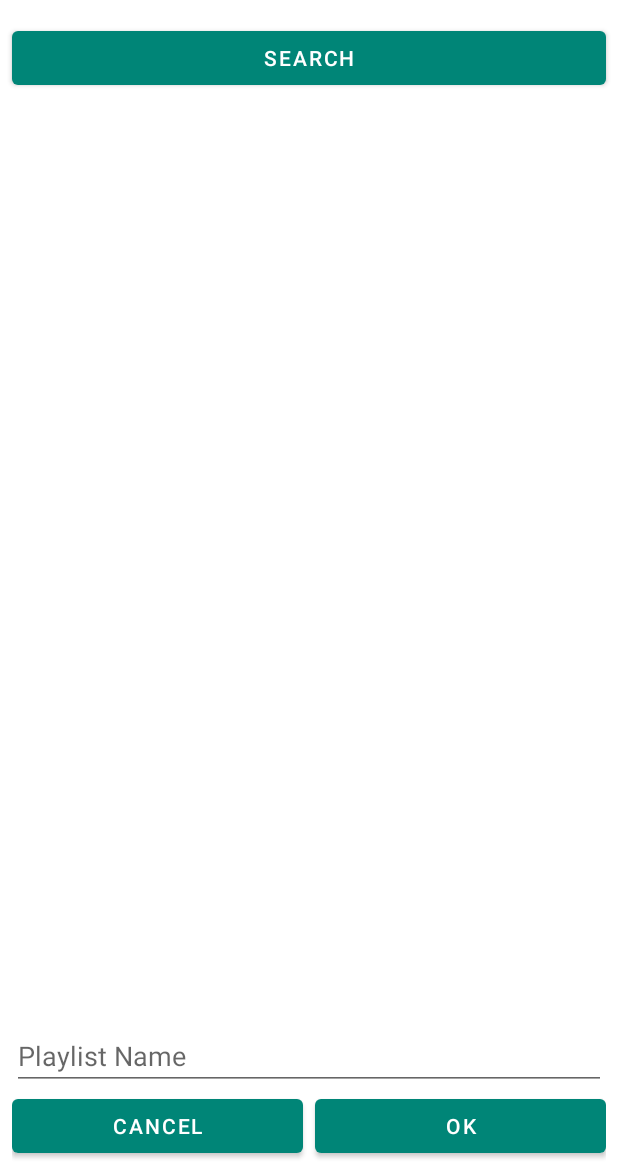
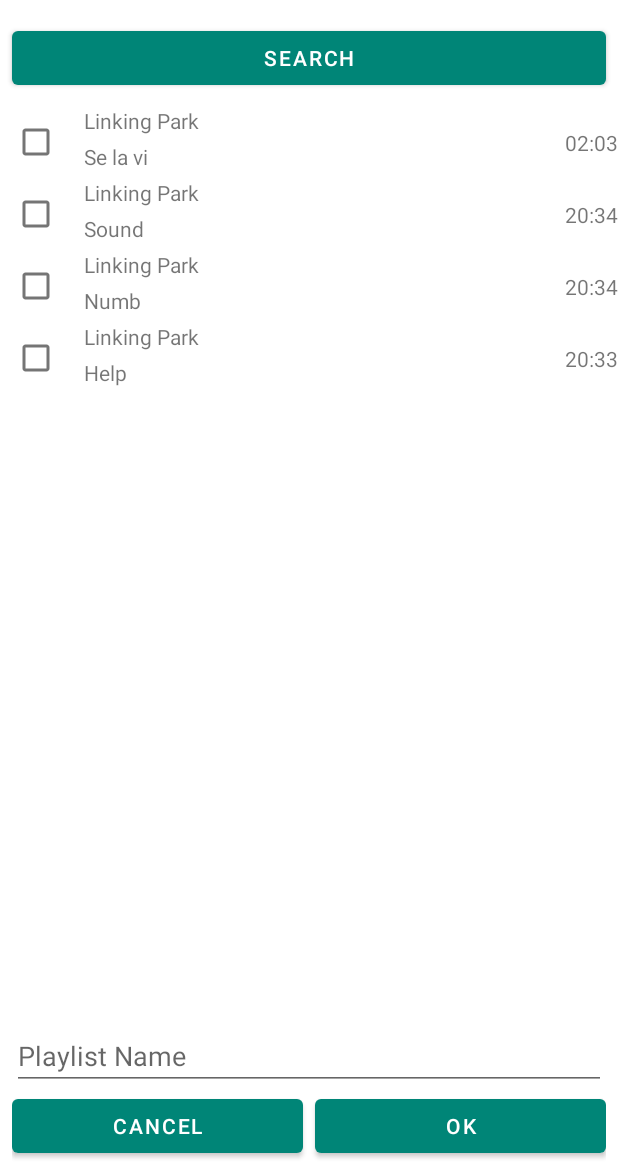
Before and after one commit to PavlenkoSt/MusicPlayer_JetBrains__Android.kt, an Android app: the screen it shows after launch (MainActivity), in the options menu, after a tap on "Add Playlist", on a phone screen of 412 x 824 dp, the part 62-1236 px from its top. Run offline under Robolectric (Android 15) with nearby library versions, the phone set to English and light mode, and no system bars.

Commit message:
add songs recycler views, ability to select, play/pause song ui, models

```diff
--- /dev/null
+++ b/Music Player/task/src/main/java/org/hyperskill/musicplayer/LocalDatastore.kt
@@ -0,0 +1,12 @@
+package org.hyperskill.musicplayer
+
+import org.hyperskill.musicplayer.models.SongModel
+
+object LocalDatastore {
+     val songs = arrayOf(
+         SongModel(1, "Se la vi", "Linking Park", 123456L),
+         SongModel(2, "Sound", "Linking Park", 1234156L),
+         SongModel(3, "Numb", "Linking Park", 1234526L),
+         SongModel(4, "Help", "Linking Park", 1233456L),
+     )
+}
--- a/Music Player/task/src/main/java/org/hyperskill/musicplayer/MainActivity.kt
+++ b/Music Player/task/src/main/java/org/hyperskill/musicplayer/MainActivity.kt
@@ -10,7 +10,13 @@ import android.widget.Toast
 import androidx.appcompat.app.AppCompatActivity
 import androidx.core.view.MenuProvider
 import androidx.fragment.app.FragmentContainerView
+import androidx.recyclerview.widget.LinearLayoutManager
 import androidx.recyclerview.widget.RecyclerView
+import org.hyperskill.musicplayer.States.MainActivityState
+import org.hyperskill.musicplayer.States.TrackState
+import org.hyperskill.musicplayer.models.PlaylistModel
+import org.hyperskill.musicplayer.models.SongModel
+import org.hyperskill.musicplayer.models.TrackModel
 
 class MainActivity : AppCompatActivity() {
     private lateinit var searchBtn: Button;
@@ -20,11 +26,42 @@ class MainActivity : AppCompatActivity() {
 
     lateinit var activityState: MainActivityState
 
+    private var currentPlaylist: PlaylistModel? = PlaylistModel("Init", LocalDatastore.songs)
+    var currentTrack: TrackModel? = null
+        set(value) {
+            if (value != null && value.state == TrackState.PLAYING) {
+                songListAdapter?.currentTrack = value.song
+            } else {
+                songListAdapter?.currentTrack = null
+            }
+            field = value
+        }
+
+    private var songListAdapter: SongListAdapter? = null
+    private var songListSelectableAdapter: SongListSelectableAdapter? = null
+
     override fun onCreate(savedInstanceState: Bundle?) {
         super.onCreate(savedInstanceState)
         setContentView(R.layout.activity_main)
         bindUI()
         changeActivityState(MainActivityState.PLAY_MUSIC)
+    }
+
+    private fun onTrackLongClick(position: Int) {
+        changeActivityState(MainActivityState.ADD_PLAYLIST)
+        songListSelectableAdapter?.selectedTrackPositions?.add(position)
+    }
+
+    private fun updateCurrentTrack(position: Int): SongModel? {
+        if (currentPlaylist == null) return null
+        val track = currentPlaylist!!.songs[position]
+        if (currentTrack?.song?.id != track.id) {
+            currentTrack = TrackModel(track, TrackState.PLAYING)
+            return track
+        } else {
+            currentTrack = null
+            return null
+        }
     }
 
     fun changeActivityState(state: MainActivityState) {
@@ -36,12 +73,33 @@ class MainActivity : AppCompatActivity() {
                 supportFragmentManager.beginTransaction().replace(
                     R.id.mainFragmentContainer, MainPlayerControllerFragment()
                 ).commit()
+
+                if (currentPlaylist != null) {
+                    songListAdapter = SongListAdapter(
+                        currentPlaylist!!.songs,
+                        ::updateCurrentTrack,
+                        ::onTrackLongClick
+                    )
+
+                    mainSongList.layoutManager = LinearLayoutManager(this)
+                    mainSongList.adapter = songListAdapter
+                }
             }
 
             MainActivityState.ADD_PLAYLIST -> {
                 supportFragmentManager.beginTransaction().replace(
                     R.id.mainFragmentContainer, MainAddPlaylistFragment()
                 ).commit()
+
+                if (currentPlaylist != null) {
+                    songListSelectableAdapter =
+                        SongListSelectableAdapter(
+                            currentPlaylist!!.songs,
+                        )
+
+                    mainSongList.layoutManager = LinearLayoutManager(this)
+                    mainSongList.adapter = songListSelectableAdapter
+                }
             }
         }
     }
--- a/Music Player/task/src/main/java/org/hyperskill/musicplayer/MainAddPlaylistFragment.kt
+++ b/Music Player/task/src/main/java/org/hyperskill/musicplayer/MainAddPlaylistFragment.kt
@@ -6,6 +6,7 @@ import android.view.View
 import android.view.ViewGroup
 import android.widget.Button
 import androidx.fragment.app.Fragment
+import org.hyperskill.musicplayer.States.MainActivityState
 
 class MainAddPlaylistFragment: Fragment() {
     override fun onCreateView(
--- a/Music Player/task/src/main/java/org/hyperskill/musicplayer/MainPlayerControllerFragment.kt
+++ b/Music Player/task/src/main/java/org/hyperskill/musicplayer/MainPlayerControllerFragment.kt
@@ -4,7 +4,10 @@ import android.os.Bundle
 import android.view.LayoutInflater
 import android.view.View
 import android.view.ViewGroup
+import android.widget.Button
 import androidx.fragment.app.Fragment
+import org.hyperskill.musicplayer.States.TrackState
+import org.hyperskill.musicplayer.models.TrackModel
 
 class MainPlayerControllerFragment : Fragment() {
     override fun onCreateView(
@@ -12,6 +15,22 @@ class MainPlayerControllerFragment : Fragment() {
         container: ViewGroup?,
         savedInstanceState: Bundle?
     ): View? {
-        return inflater.inflate(R.layout.main_player_controller_fragment, container, false)
+        val view = inflater.inflate(R.layout.main_player_controller_fragment, container, false)
+
+        val playPauseBtn = view.findViewById<Button>(R.id.controllerBtnPlayPause)
+
+        val mainActivity = (activity as MainActivity)
+
+        playPauseBtn.setOnClickListener {
+            if (mainActivity.currentTrack == null) return@setOnClickListener
+
+            if (mainActivity.currentTrack!!.state == TrackState.PAUSED || mainActivity.currentTrack!!.state == TrackState.STOPPED) {
+                mainActivity.currentTrack = TrackModel(mainActivity.currentTrack!!.song, TrackState.PLAYING)
+            } else {
+                mainActivity.currentTrack = TrackModel(mainActivity.currentTrack!!.song, TrackState.STOPPED)
+            }
+        }
+
+        return view
     }
 }
--- /dev/null
+++ b/Music Player/task/src/main/java/org/hyperskill/musicplayer/SongListAdapter.kt
@@ -0,0 +1,68 @@
+package org.hyperskill.musicplayer
+
+import android.view.LayoutInflater
+import android.view.View
+import android.view.ViewGroup
+import android.widget.ImageButton
+import android.widget.TextView
+import androidx.recyclerview.widget.RecyclerView
+import org.hyperskill.musicplayer.models.SongModel
+import java.text.SimpleDateFormat
+import java.util.Locale
+
+class SongListAdapter(
+    private val dataSet: Array<SongModel>,
+    private val changeCurrentTrack: (position: Int) -> SongModel?,
+    private val onLongClickedItem: (position: Int) -> Unit
+) : RecyclerView.Adapter<SongListAdapter.ViewHolder>() {
+    var currentTrack: SongModel? = null
+        set(value) {
+            field = value
+            notifyDataSetChanged()
+        }
+
+    class ViewHolder(view: View) : RecyclerView.ViewHolder(view) {
+        val artistTv: TextView
+        val titleTv: TextView
+        val durationTv: TextView
+        val playPauseBtn: ImageButton
+
+        init {
+            artistTv = view.findViewById(R.id.songItemTvArtist)
+            titleTv = view.findViewById(R.id.songItemTvTitle)
+            durationTv = view.findViewById(R.id.songItemTvDuration)
+            playPauseBtn = view.findViewById(R.id.songItemImgBtnPlayPause)
+        }
+    }
+
+    override fun onCreateViewHolder(viewGroup: ViewGroup, viewType: Int): ViewHolder {
+        val view = LayoutInflater.from(viewGroup.context)
+            .inflate(R.layout.list_item_song, viewGroup, false)
+
+        return ViewHolder(view)
+    }
+
+    override fun onBindViewHolder(viewHolder: ViewHolder, position: Int) {
+        viewHolder.artistTv.text = dataSet[position].artist
+        viewHolder.titleTv.text = dataSet[position].title
+        val formatter = SimpleDateFormat("mm:ss", Locale.getDefault())
+        viewHolder.durationTv.text = formatter.format(dataSet[position].duration)
+
+        if (dataSet[position].id == currentTrack?.id) {
+            viewHolder.playPauseBtn.setImageResource(R.drawable.ic_pause)
+        } else {
+            viewHolder.playPauseBtn.setImageResource(R.drawable.ic_play)
+        }
+
+        viewHolder.itemView.setOnLongClickListener{
+            onLongClickedItem(position)
+            true
+        }
+
+        viewHolder.playPauseBtn.setOnClickListener {
+            currentTrack = changeCurrentTrack(position)
+        }
+    }
+
+    override fun getItemCount() = dataSet.size
+}
--- /dev/null
+++ b/Music Player/task/src/main/java/org/hyperskill/musicplayer/SongListSelectableAdapter.kt
@@ -0,0 +1,67 @@
+package org.hyperskill.musicplayer
+
+import android.graphics.Color
+import android.view.LayoutInflater
+import android.view.View
+import android.view.ViewGroup
+import android.widget.CheckBox
+import android.widget.TextView
+import androidx.recyclerview.widget.RecyclerView
+import org.hyperskill.musicplayer.models.SongModel
+import java.text.SimpleDateFormat
+import java.util.Locale
+
+class SongListSelectableAdapter(
+    private val dataSet: Array<SongModel>,
+) : RecyclerView.Adapter<SongListSelectableAdapter.ViewHolder>() {
+    var selectedTrackPositions = mutableListOf<Int>()
+
+    class ViewHolder(view: View) : RecyclerView.ViewHolder(view) {
+        val artistTv: TextView
+        val titleTv: TextView
+        val durationTv: TextView
+        val selectedCheckbox: CheckBox
+
+        init {
+            artistTv = view.findViewById(R.id.songSelectorItemTvArtist)
+            titleTv = view.findViewById(R.id.songSelectorItemTvTitle)
+            durationTv = view.findViewById(R.id.songSelectorItemTvDuration)
+            selectedCheckbox = view.findViewById(R.id.songSelectorItemCheckBox)
+        }
+    }
+
+    override fun onCreateViewHolder(viewGroup: ViewGroup, viewType: Int): ViewHolder {
+        val view = LayoutInflater.from(viewGroup.context)
+            .inflate(R.layout.list_item_song_selector, viewGroup, false)
+
+        return ViewHolder(view)
+    }
+
+    override fun onBindViewHolder(viewHolder: ViewHolder, position: Int) {
+        viewHolder.artistTv.text = dataSet[position].artist
+        viewHolder.titleTv.text = dataSet[position].title
+        val formatter = SimpleDateFormat("mm:ss", Locale.getDefault())
+        viewHolder.durationTv.text = formatter.format(dataSet[position].duration)
+
+        if(selectedTrackPositions.contains(position)) {
+            viewHolder.itemView.setBackgroundColor(Color.LTGRAY)
+            viewHolder.selectedCheckbox.isChecked = true
+        }else{
+            viewHolder.itemView.setBackgroundColor(Color.WHITE)
+            viewHolder.selectedCheckbox.isChecked = false
+        }
+
+        viewHolder.selectedCheckbox.setOnCheckedChangeListener({ _, checked ->
+            if (checked) {
+                selectedTrackPositions.add(position)
+                viewHolder.itemView.setBackgroundColor(Color.LTGRAY)
+            } else {
+                selectedTrackPositions =
+                    selectedTrackPositions.filter { it != position }.toMutableList()
+                viewHolder.itemView.setBackgroundColor(Color.WHITE)
+            }
+        })
+    }
+
+    override fun getItemCount() = dataSet.size
+}
--- a/Music Player/task/src/main/java/org/hyperskill/musicplayer/MainActivityState.kt
+++ b/Music Player/task/src/main/java/org/hyperskill/musicplayer/States/MainActivityState.kt
@@ -1,4 +1,4 @@
-package org.hyperskill.musicplayer
+package org.hyperskill.musicplayer.States
 
 enum class MainActivityState {
     PLAY_MUSIC,
--- /dev/null
+++ b/Music Player/task/src/main/java/org/hyperskill/musicplayer/models/PlaylistModel.kt
@@ -0,0 +1,6 @@
+package org.hyperskill.musicplayer.models
+
+data class PlaylistModel(
+    val name: String,
+    val songs: Array<SongModel>
+)
--- /dev/null
+++ b/Music Player/task/src/main/java/org/hyperskill/musicplayer/models/SongModel.kt
@@ -0,0 +1,8 @@
+package org.hyperskill.musicplayer.models
+
+data class SongModel(
+    val id: Int,
+    val title: String,
+    val artist: String,
+    val duration: Long
+)
--- a/Music Player/task/src/main/res/layout/activity_main.xml
+++ b/Music Player/task/src/main/res/layout/activity_main.xml
@@ -28,8 +28,9 @@
     <androidx.recyclerview.widget.RecyclerView
         android:id="@+id/mainSongList"
         android:layout_width="match_parent"
-        android:layout_height="wrap_content"
+        android:layout_height="0dp"
         android:layout_marginTop="8dp"
+        app:layout_constraintBottom_toTopOf="@+id/mainFragmentContainer"
         app:layout_constraintRight_toLeftOf="parent"
         app:layout_constraintRight_toRightOf="parent"
         app:layout_constraintTop_toBottomOf="@+id/mainButtonSearch" />
--- /dev/null
+++ b/Music Player/task/src/main/res/layout/list_item_song_selector.xml
@@ -0,0 +1,46 @@
+<?xml version="1.0" encoding="utf-8"?>
+<androidx.constraintlayout.widget.ConstraintLayout xmlns:android="http://schemas.android.com/apk/res/android"
+    xmlns:app="http://schemas.android.com/apk/res-auto"
+    android:layout_width="match_parent"
+    android:layout_height="wrap_content"
+    >
+
+    <CheckBox
+        android:id="@+id/songSelectorItemCheckBox"
+        android:layout_width="wrap_content"
+        android:layout_height="wrap_content"
+        android:clickable="true"
+        android:focusable="true"
+        app:layout_constraintLeft_toLeftOf="parent"
+        app:layout_constraintTop_toTopOf="parent"
+/>
+
+    <TextView
+        android:id="@+id/songSelectorItemTvArtist"
+        android:layout_width="wrap_content"
+        android:layout_height="wrap_content"
+        android:layout_marginStart="8dp"
+        android:text="Song artist"
+        app:layout_constraintLeft_toRightOf="@+id/songSelectorItemCheckBox"
+        app:layout_constraintTop_toTopOf="@+id/songSelectorItemCheckBox" />
+
+    <TextView
+        android:id="@+id/songSelectorItemTvTitle"
+        android:layout_width="wrap_content"
+        android:layout_height="wrap_content"
+        android:layout_marginStart="8dp"
+        android:text="Song title"
+        app:layout_constraintBottom_toBottomOf="@+id/songSelectorItemCheckBox"
+        app:layout_constraintLeft_toRightOf="@+id/songSelectorItemCheckBox"
+        app:layout_constraintTop_toBottomOf="@+id/songSelectorItemTvArtist" />
+
+    <TextView
+        android:id="@+id/songSelectorItemTvDuration"
+        android:layout_width="wrap_content"
+        android:layout_height="wrap_content"
+        android:text="00:00"
+        app:layout_constraintBottom_toBottomOf="@+id/songSelectorItemCheckBox"
+        app:layout_constraintRight_toRightOf="parent"
+        app:layout_constraintTop_toTopOf="parent" />
+
+</androidx.constraintlayout.widget.ConstraintLayout>
```
Also changed, not shown: Music Player/task/src/main/java/org/hyperskill/musicplayer/States/TrackState.kt (added, +7 -0 lines), Music Player/task/src/main/java/org/hyperskill/musicplayer/models/TrackModel.kt (added, +8 -0 lines), Music Player/task/src/main/res/layout/list_item_song.xml (added, +51 -0 lines).
